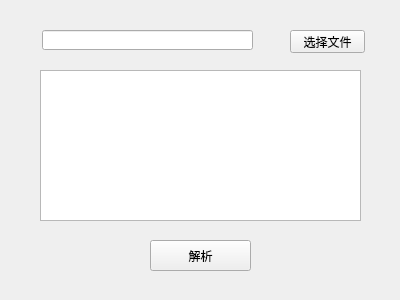
Before: the Qt Designer form parseapk.ui in 1018598742/pythonqt, drawn with Qt 5.
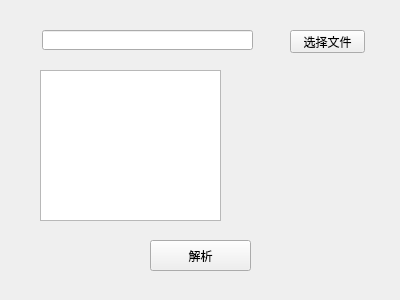
After: the same form once the commit is applied.

```diff
--- a/parseapk.ui
+++ b/parseapk.ui
@@ -54,11 +54,24 @@
     <rect>
      <x>40</x>
      <y>70</y>
-     <width>321</width>
+     <width>181</width>
      <height>151</height>
     </rect>
    </property>
   </widget>
+  <widget class="QLabel" name="pic_label">
+   <property name="geometry">
+    <rect>
+     <x>260</x>
+     <y>80</y>
+     <width>101</width>
+     <height>141</height>
+    </rect>
+   </property>
+   <property name="text">
+    <string/>
+   </property>
+  </widget>
  </widget>
  <resources/>
  <connections/>
```
